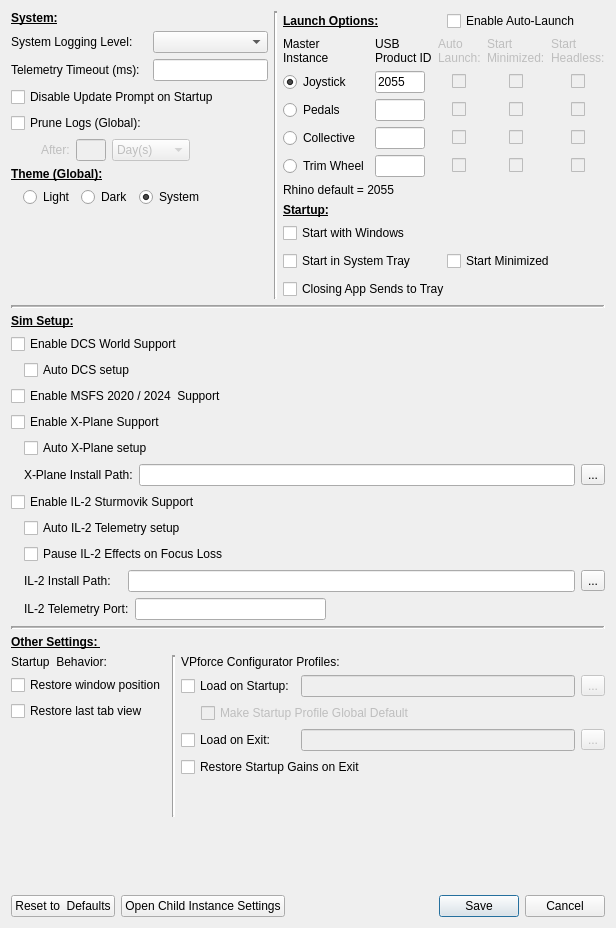
walmis/VPforce-TelemFFB, file SM/system_settings.ui: the form before one commit.
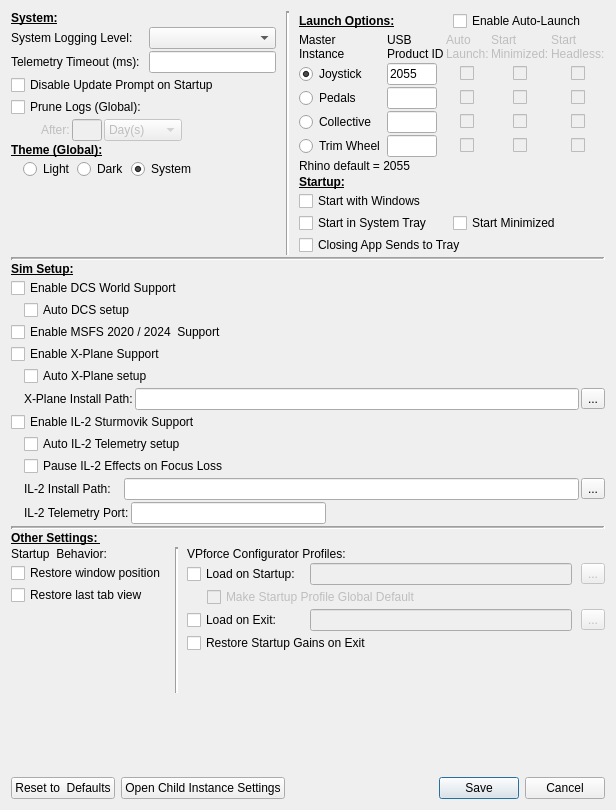
The form after the commit. Custom widgets are drawn as their Qt base class.

Commit message: tighten up system settings page layout

```diff
--- a/SM/system_settings.ui
+++ b/SM/system_settings.ui
@@ -7,7 +7,7 @@
     <x>0</x>
     <y>0</y>
     <width>616</width>
-    <height>928</height>
+    <height>810</height>
    </rect>
   </property>
   <property name="sizePolicy">
@@ -22,10 +22,19 @@
   <layout class="QVBoxLayout" name="verticalLayout_5">
    <item>
     <layout class="QVBoxLayout" name="verticalLayout_4">
+     <property name="spacing">
+      <number>2</number>
+     </property>
      <item>
       <layout class="QHBoxLayout" name="horizontalLayout_10">
+       <property name="spacing">
+        <number>10</number>
+       </property>
        <item>
         <layout class="QVBoxLayout" name="verticalLayout_3">
+         <property name="spacing">
+          <number>2</number>
+         </property>
          <item>
           <widget class="QLabel" name="labelSystem">
            <property name="font">
@@ -41,6 +50,9 @@
          </item>
          <item>
           <layout class="QGridLayout" name="gridLayout">
+           <property name="verticalSpacing">
+            <number>2</number>
+           </property>
            <item row="2" column="0" colspan="2">
             <layout class="QHBoxLayout" name="horizontalLayout_14"/>
            </item>
@@ -178,6 +190,9 @@
          </item>
          <item>
           <layout class="QVBoxLayout" name="verticalLayout_2">
+           <property name="spacing">
+            <number>2</number>
+           </property>
            <item>
             <widget class="QLabel" name="labelTheme">
              <property name="text">
@@ -285,6 +300,9 @@
        </item>
        <item>
         <layout class="QVBoxLayout" name="verticalLayout">
+         <property name="spacing">
+          <number>2</number>
+         </property>
          <item>
           <layout class="QHBoxLayout" name="horizontalLayout_3">
            <item>
@@ -705,7 +723,7 @@
          <item>
           <layout class="QGridLayout" name="gridLayout_5">
            <property name="verticalSpacing">
-            <number>8</number>
+            <number>2</number>
            </property>
            <item row="1" column="0">
             <widget class="LabeledToggle" name="cb_startToTray">
@@ -775,7 +793,7 @@
      <item>
       <layout class="QGridLayout" name="gridLayout_3">
        <property name="verticalSpacing">
-        <number>6</number>
+        <number>2</number>
        </property>
        <item row="5" column="0">
         <layout class="QHBoxLayout" name="horizontalLayout_2">
@@ -1004,6 +1022,9 @@
        </item>
        <item row="4" column="0">
         <layout class="QHBoxLayout" name="horizontalLayout">
+         <property name="spacing">
+          <number>6</number>
+         </property>
          <item>
           <spacer name="horizontalSpacer_14">
            <property name="orientation">
@@ -1104,8 +1125,14 @@
      </item>
      <item>
       <layout class="QHBoxLayout" name="horizontalLayout_11">
+       <property name="spacing">
+        <number>9</number>
+       </property>
        <item>
         <layout class="QGridLayout" name="gridLayout_6">
+         <property name="verticalSpacing">
+          <number>2</number>
+         </property>
          <item row="1" column="0">
           <widget class="LabeledToggle" name="cb_save_geometry">
            <property name="text">
@@ -1164,7 +1191,7 @@
        <item>
         <layout class="QGridLayout" name="gridLayout_4">
          <property name="verticalSpacing">
-          <number>6</number>
+          <number>2</number>
          </property>
          <item row="3" column="0" alignment="Qt::AlignLeft">
           <widget class="LabeledToggle" name="enableVPConfExit">
```
The commit also changes 1 other file.
